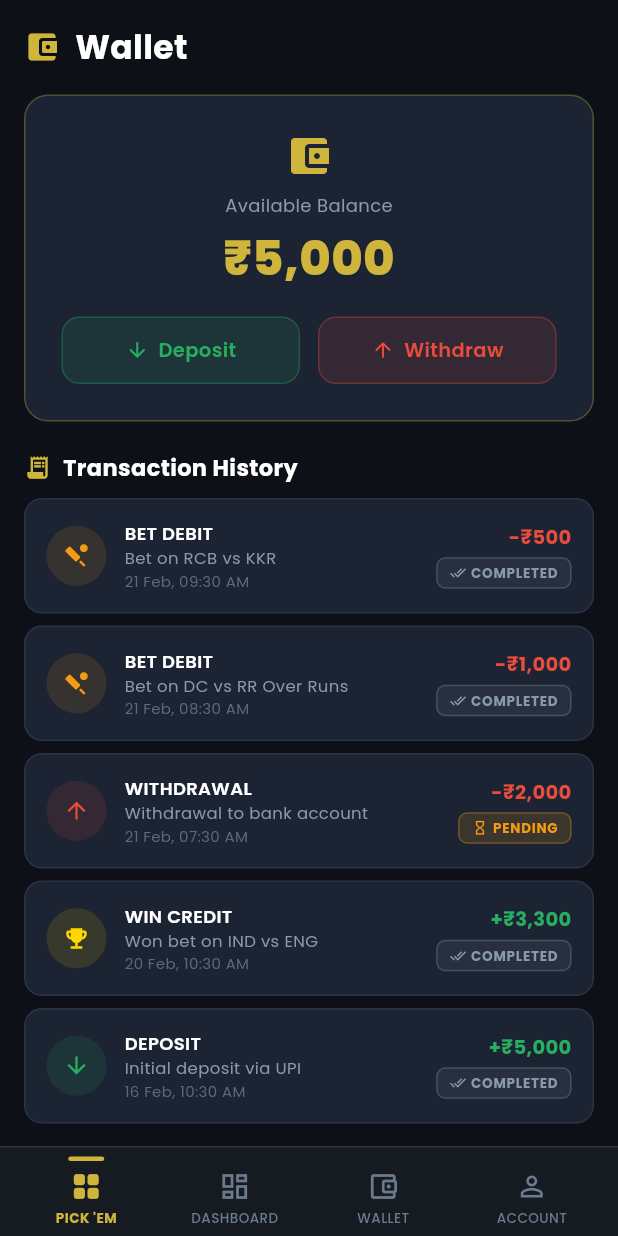
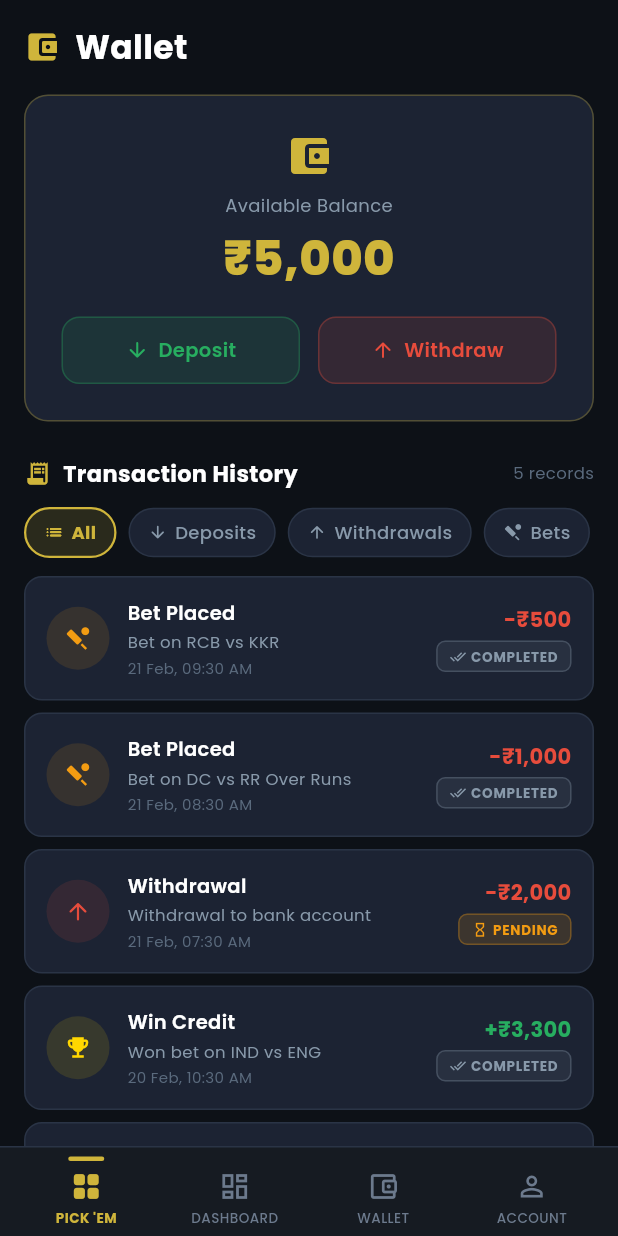
Before and after one commit to ashishsrivastava14/Betting_App, a Flutter app: the WalletScreen screen opened by its route, on a phone screen of 412 x 824 dp. Run offline on Flutter 3.47's test engine with Material 3 defaults, Android fonts, the phone set to English and light mode, and no system bars; our stand-ins replace fl_chart, go_router, google_fonts, pin_code_fields, shimmer; accounts and stored records are empty.

Commit message:
Refactor WalletScreen to use StatefulWidget; implement transaction filtering and enhance UI for better user experience

```diff
--- a/lib/screens/user/wallet_screen.dart
+++ b/lib/screens/user/wallet_screen.dart
@@ -2,14 +2,59 @@ import 'package:flutter/material.dart';
 import 'package:go_router/go_router.dart';
 import 'package:google_fonts/google_fonts.dart';
 import 'package:provider/provider.dart';
+import '../../models/transaction_model.dart';
 import '../../providers/auth_provider.dart';
 import '../../providers/wallet_provider.dart';
 import '../../theme/app_theme.dart';
 import '../../utils/app_utils.dart';
 import '../../widgets/status_badge.dart';
 
-class WalletScreen extends StatelessWidget {
+class WalletScreen extends StatefulWidget {
   const WalletScreen({super.key});
+
+  @override
+  State<WalletScreen> createState() => _WalletScreenState();
+}
+
+class _WalletScreenState extends State<WalletScreen> {
+  String _activeFilter = 'all';
+
+  static const _filters = [
+    ('all',        'All',         Icons.list_rounded),
+    ('deposit',    'Deposits',    Icons.arrow_downward_rounded),
+    ('withdrawal', 'Withdrawals', Icons.arrow_upward_rounded),
+    ('bet',        'Bets',        Icons.sports_cricket),
+  ];
+
+  List<TransactionModel> _applyFilter(List<TransactionModel> txns) {
+    switch (_activeFilter) {
+      case 'deposit':
+        return txns.where((t) => t.type == 'deposit').toList();
+      case 'withdrawal':
+        return txns.where((t) => t.type == 'withdrawal').toList();
+      case 'bet':
+        return txns
+            .where((t) => t.type == 'bet_debit' || t.type == 'win_credit')
+            .toList();
+      default:
+        return txns;
+    }
+  }
+
+  (IconData, Color, String) _txnMeta(String type) {
+    switch (type) {
+      case 'deposit':
+        return (Icons.arrow_downward_rounded, AppColors.green, 'Deposit');
+      case 'withdrawal':
+        return (Icons.arrow_upward_rounded, AppColors.red, 'Withdrawal');
+      case 'bet_debit':
+        return (Icons.sports_cricket, AppColors.orange, 'Bet Placed');
+      case 'win_credit':
+        return (Icons.emoji_events, AppColors.gold, 'Win Credit');
+      default:
+        return (Icons.swap_horiz, AppColors.grey, 'Transaction');
+    }
+  }
 
   @override
   Widget build(BuildContext context) {
@@ -19,7 +64,8 @@ class WalletScreen extends StatelessWidget {
 
     if (user == null) return const SizedBox();
 
-    final transactions = walletProvider.getTransactionsForUser(user.id);
+    final allTxns = walletProvider.getTransactionsForUser(user.id);
+    final filteredTxns = _applyFilter(allTxns);
 
     return Scaffold(
       body: SafeArea(
@@ -35,6 +81,7 @@ class WalletScreen extends StatelessWidget {
             child: Column(
               crossAxisAlignment: CrossAxisAlignment.start,
               children: [
+                // ── Header ──
                 Row(
                   children: [
                     const Icon(Icons.account_balance_wallet_rounded,
@@ -51,13 +98,16 @@ class WalletScreen extends StatelessWidget {
                   ],
                 ),
                 const SizedBox(height: 16),
+
+                // ── Balance card ──
                 Container(
                   width: double.infinity,
                   padding: const EdgeInsets.all(24),
                   decoration: BoxDecoration(
                     color: AppColors.card,
                     borderRadius: BorderRadius.circular(16),
-                    border: Border.all(color: AppColors.accent.withValues(alpha: 0.3)),
+                    border: Border.all(
+                        color: AppColors.accent.withValues(alpha: 0.3)),
                   ),
                   child: Column(
                     children: [
@@ -105,7 +155,9 @@ class WalletScreen extends StatelessWidget {
                     ],
                   ),
                 ),
-                const SizedBox(height: 20),
+                const SizedBox(height: 24),
+
+                // ── Transaction History header ──
                 Row(
                   children: [
                     const Icon(Icons.receipt_long,
@@ -119,13 +171,80 @@ class WalletScreen extends StatelessWidget {
                         color: AppColors.white,
                       ),
                     ),
+                    const Spacer(),
+                    Text(
+                      '${filteredTxns.length} records',
+                      style: GoogleFonts.poppins(
+                        fontSize: 11,
+                        color: AppColors.textMuted,
+                      ),
+                    ),
                   ],
                 ),
-                const SizedBox(height: 10),
-                if (transactions.isEmpty)
+                const SizedBox(height: 12),
+
+                // ── Filter chips ──
+                SingleChildScrollView(
+                  scrollDirection: Axis.horizontal,
+                  child: Row(
+                    children: _filters.map((f) {
+                      final (value, label, icon) = f;
+                      final isActive = _activeFilter == value;
+                      return GestureDetector(
+                        onTap: () =>
+                            setState(() => _activeFilter = value),
+                        child: AnimatedContainer(
+                          duration: const Duration(milliseconds: 180),
+                          margin: const EdgeInsets.only(right: 8),
+                          padding: const EdgeInsets.symmetric(
+                              horizontal: 12, vertical: 7),
+                          decoration: BoxDecoration(
+                            color: isActive
+                                ? AppColors.accent.withValues(alpha: 0.15)
+                                : AppColors.card,
+                            borderRadius: BorderRadius.circular(20),
+                            border: Border.all(
+                              color: isActive
+                                  ? AppColors.accent
+                                  : AppColors.cardBorder,
+                              width: isActive ? 1.5 : 1,
+                            ),
+                          ),
+                          child: Row(
+                            mainAxisSize: MainAxisSize.min,
+                            children: [
+                              Icon(icon,
+                                  size: 13,
+                                  color: isActive
+                                      ? AppColors.accent
+                                      : AppColors.textSecondary),
+                              const SizedBox(width: 5),
+                              Text(
+                                label,
+                                style: GoogleFonts.poppins(
+                                  fontSize: 12,
+                                  fontWeight: isActive
+                                      ? FontWeight.w700
+                                      : FontWeight.w500,
+                                  color: isActive
+                                      ? AppColors.accent
+                                      : AppColors.textSecondary,
+                                ),
+                              ),
+                            ],
+                          ),
+                        ),
+                      );
+                    }).toList(),
+                  ),
+                ),
+                const SizedBox(height: 12),
+
+                // ── Transaction list ──
+                if (filteredTxns.isEmpty)
                   Container(
                     width: double.infinity,
-                    padding: const EdgeInsets.all(32),
+                    padding: const EdgeInsets.symmetric(vertical: 40),
                     decoration: BoxDecoration(
                       color: AppColors.card,
                       borderRadius: BorderRadius.circular(12),
@@ -133,17 +252,24 @@ class WalletScreen extends StatelessWidget {
                     ),
                     child: Column(
                       children: [
-                        Icon(Icons.receipt_long, size: 40, color: AppColors.textMuted),
+                        Icon(Icons.receipt_long,
+                            size: 40, color: AppColors.textMuted),
                         const SizedBox(height: 8),
                         Text(
-                          'No transactions yet',
-                          style: GoogleFonts.poppins(fontSize: 13, color: AppColors.textSecondary),
+                          allTxns.isEmpty
+                              ? 'No transactions yet'
+                              : 'No ${_filters.firstWhere((f) => f.$1 == _activeFilter).$2.toLowerCase()} found',
+                          style: GoogleFonts.poppins(
+                              fontSize: 13,
+                              color: AppColors.textSecondary),
                         ),
                       ],
                     ),
                   )
                 else
-                  ...transactions.map((txn) => _transactionTile(txn)),
+                  ...filteredTxns.map((txn) => _transactionTile(txn)),
+
+                const SizedBox(height: 16),
               ],
             ),
           ),
@@ -152,7 +278,8 @@ class WalletScreen extends StatelessWidget {
     );
   }
 
-  Widget _actionBtn(IconData icon, String label, Color color, VoidCallback onTap) {
+  Widget _actionBtn(
+      IconData icon, String label, Color color, VoidCallback onTap) {
     return GestureDetector(
       onTap: onTap,
       child: Container(
@@ -167,38 +294,21 @@ class WalletScreen extends StatelessWidget {
           children: [
             Icon(icon, size: 16, color: color),
             const SizedBox(width: 6),
-            Text(label, style: GoogleFonts.poppins(fontSize: 13, fontWeight: FontWeight.w600, color: color)),
+            Text(label,
+                style: GoogleFonts.poppins(
+                    fontSize: 13,
+                    fontWeight: FontWeight.w600,
+                    color: color)),
           ],
         ),
       ),
     );
   }
 
-  Widget _transactionTile(dynamic txn) {
-    IconData icon;
-    Color iconColor;
-    switch (txn.type) {
-      case 'deposit':
-        icon = Icons.arrow_downward;
-        iconColor = AppColors.green;
-        break;
-      case 'withdrawal':
-        icon = Icons.arrow_upward;
-        iconColor = AppColors.red;
-        break;
-      case 'bet_debit':
-        icon = Icons.sports_cricket;
-        iconColor = AppColors.orange;
-        break;
-      case 'win_credit':
-        icon = Icons.emoji_events;
-        iconColor = AppColors.gold;
-        break;
-      default:
-        icon = Icons.swap_horiz;
-        iconColor = AppColors.grey;
-    }
+  Widget _transactionTile(TransactionModel txn) {
+    final (icon, iconColor, label) = _txnMeta(txn.type);
     final isCredit = txn.type == 'deposit' || txn.type == 'win_credit';
+
     return Container(
       margin: const EdgeInsets.only(bottom: 8),
       padding: const EdgeInsets.all(14),
@@ -210,8 +320,8 @@ class WalletScreen extends StatelessWidget {
       child: Row(
         children: [
           Container(
-            width: 40,
-            height: 40,
+            width: 42,
+            height: 42,
             decoration: BoxDecoration(
               shape: BoxShape.circle,
               color: iconColor.withValues(alpha: 0.12),
@@ -224,31 +334,45 @@ class WalletScreen extends StatelessWidget {
               crossAxisAlignment: CrossAxisAlignment.start,
               children: [
                 Text(
-                  txn.type.replaceAll('_', ' ').toUpperCase(),
-                  style: GoogleFonts.poppins(fontSize: 12, fontWeight: FontWeight.w600, color: AppColors.white),
+                  label,
+                  style: GoogleFonts.poppins(
+                      fontSize: 13,
+                      fontWeight: FontWeight.w600,
+                      color: AppColors.white),
                 ),
-                Text(
-                  txn.notes ?? '',
-                  style: GoogleFonts.poppins(fontSize: 11, color: AppColors.textSecondary),
-                  maxLines: 1,
-                  overflow: TextOverflow.ellipsis,
-                ),
+                if (txn.notes.isNotEmpty) ...[
+                  const SizedBox(height: 2),
+                  Text(
+                    txn.notes,
+                    style: GoogleFonts.poppins(
+                        fontSize: 11, color: AppColors.textSecondary),
+                    maxLines: 1,
+                    overflow: TextOverflow.ellipsis,
+                  ),
+                ],
+                const SizedBox(height: 2),
                 Text(
                   AppUtils.formatDateShort(txn.createdAt),
-                  style: GoogleFonts.poppins(fontSize: 10, color: AppColors.textMuted),
+                  style: GoogleFonts.poppins(
+                      fontSize: 10, color: AppColors.textMuted),
                 ),
               ],
             ),
           ),
+          const SizedBox(width: 8),
           Column(
             crossAxisAlignment: CrossAxisAlignment.end,
             children: [
               Text(
                 '${isCredit ? '+' : '-'}${AppUtils.formatCurrency(txn.amount)}',
-                style: GoogleFonts.poppins(fontSize: 13, fontWeight: FontWeight.w700, color: isCredit ? AppColors.green : AppColors.red),
+                style: GoogleFonts.poppins(
+                  fontSize: 14,
+                  fontWeight: FontWeight.w700,
+                  color: isCredit ? AppColors.green : AppColors.red,
+                ),
               ),
               const SizedBox(height: 4),
-              StatusBadge(status: txn.status, fontSize: 9),
+              StatusBadge(status: txn.status, fontSize: 9.0),
             ],
           ),
         ],
```
